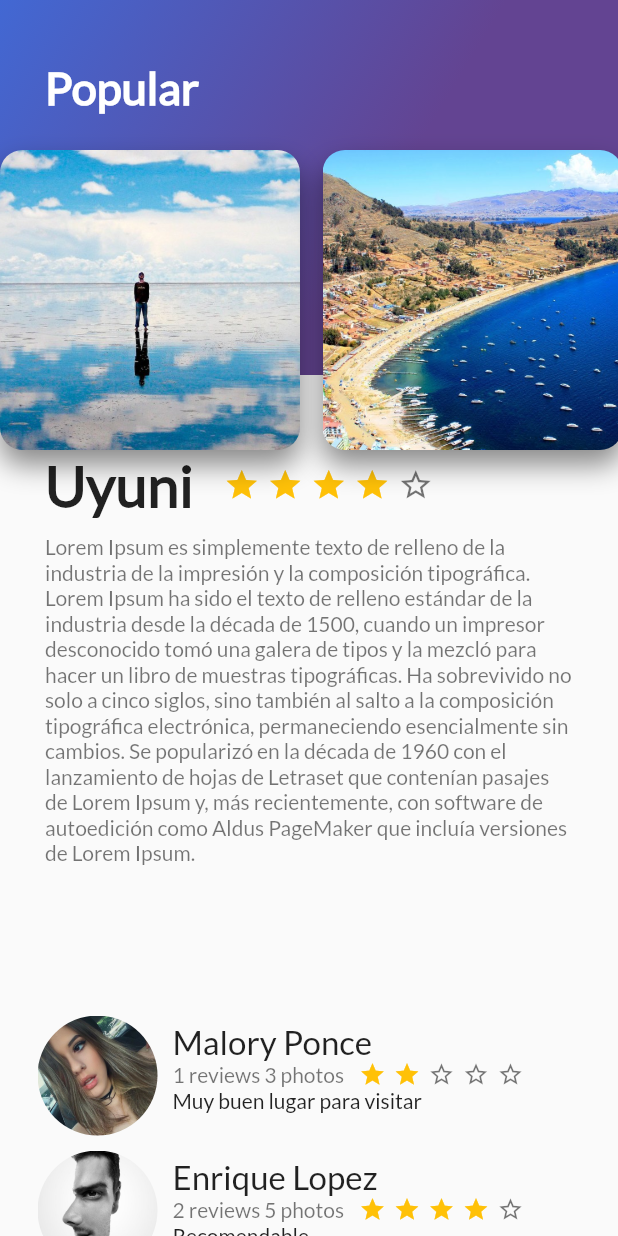
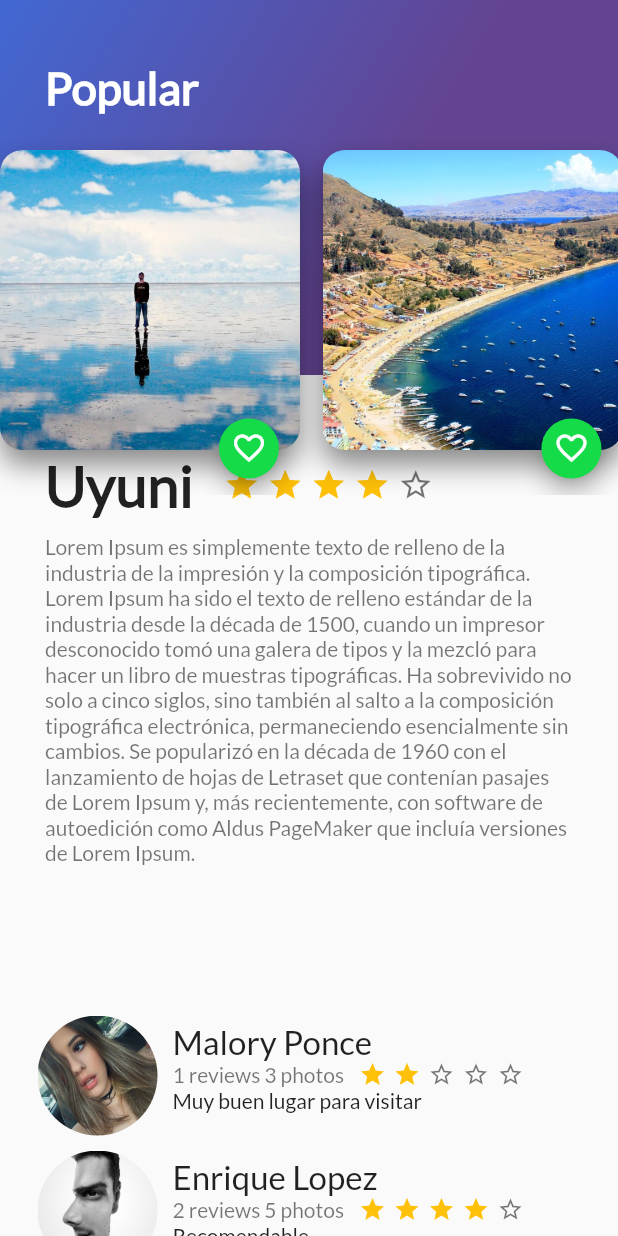
Before and after one commit to Makenzo64/Proyecto-Place, a Flutter app: the screen it shows after launch, on a phone screen of 412 x 824 dp. Run offline on Flutter 3.47's test engine with Material 2 defaults, Android fonts, the phone set to English and light mode, and no system bars.

Commit message:
clase7 Tercer p

```diff
--- a/lib/card_image.dart
+++ b/lib/card_image.dart
@@ -1,4 +1,6 @@
 import 'package:flutter/material.dart';
+
+import 'fab_green.dart';
 
 class CardImage extends StatelessWidget{
   String path;
@@ -6,7 +8,7 @@ class CardImage extends StatelessWidget{
   CardImage(this.path);
   @override
   Widget build(BuildContext context) {
-    final cardImage = Padding(
+    final card = Padding(
         padding: EdgeInsets.only(
             top: 100,
             right: 15,
@@ -36,6 +38,14 @@ class CardImage extends StatelessWidget{
             )
         )
     );
+    //stack
+    final cardImage = Stack(
+      alignment: Alignment(0.7, 0.95),
+      children: [
+        card,
+        FabGreen()
+      ],
+    );
     return cardImage;
   }
 
--- /dev/null
+++ b/lib/fab_green.dart
@@ -0,0 +1,37 @@
+import 'package:flutter/material.dart';
+
+class FabGreen extends StatefulWidget{
+  @override
+  State<StatefulWidget> createState() {
+
+   return _FabGreen();
+  }
+
+}
+ class _FabGreen extends State<FabGreen>{
+  var _fabIcon =   Icons.favorite_border;
+  void onPressedFav(){
+    //setState() actualiza el estado del widget
+    setState(() {
+      if(_fabIcon == Icons.favorite_border){
+        _fabIcon = Icons.favorite;
+      } else {
+        _fabIcon = Icons.favorite_border;
+      }
+    });
+  }
+  @override
+  Widget build(BuildContext context) {
+    final fabGreen = FloatingActionButton(
+      backgroundColor: Color(0xFF16db48),
+      mini: true,
+      tooltip: "Fab",
+      child: Icon(
+        _fabIcon
+      ),
+      onPressed: onPressedFav,
+    );
+    return fabGreen;
+  }
+
+ }
```
Lines whose indentation alone changed are shown as unchanged.
